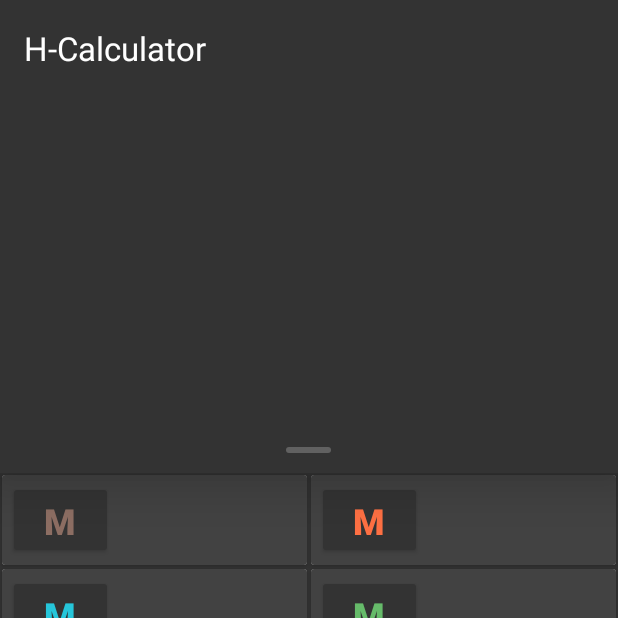
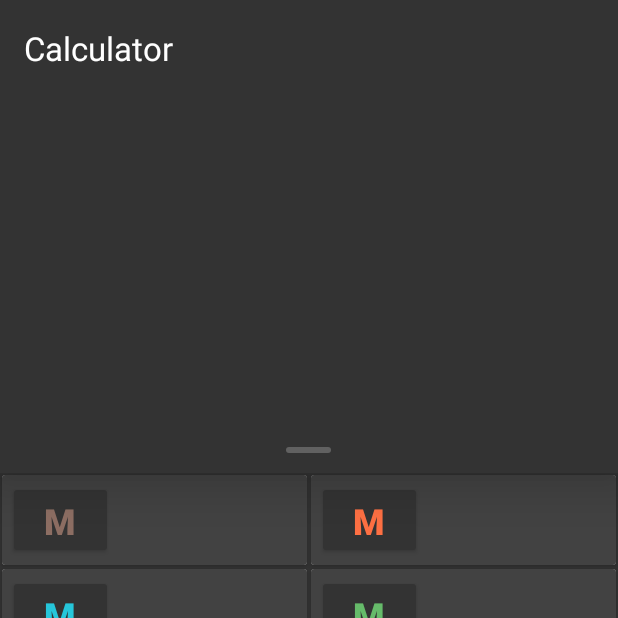
Before and after one commit to Hyuck9/H-Calculator2, an Android app: the screen it shows after launch (MainActivity), on a phone screen of 412 x 824 dp, the top half of it. Run offline under Robolectric (Android 15) with nearby library versions, the light colour scheme and no system bars; our stand-ins replace AdMob, Dagger/Hilt's generated code, Room's generated code, Timber, data binding; libraries missing offline, so code that uses them is left out: com.jakewharton.threetenabp, com.orhanobut.logger, splitties.resources.appStr, splitties.resources.str; plain views replace FButton; 10 statements that could not run were skipped.

Commit message:
o 타겟 33으로 변경 및 플레이콘솔 릴리즈 o 메모리버튼 marquee 설정 o 앱 이름 계산기M 으로 지정 o 기타 스크린샷, 이미지 등등 assets 추가

```diff
--- a/app/build.gradle
+++ b/app/build.gradle
@@ -11,9 +11,9 @@ android {
     defaultConfig {
         applicationId "me.hyuck9.calculator"
         minSdk 23
-        targetSdk 32
-        versionCode 1
-        versionName "1.0"
+        targetSdk 33
+        versionCode 3
+        versionName "1.0.0"
 
         testInstrumentationRunner "androidx.test.runner.AndroidJUnitRunner"
     }
--- a/app/src/main/AndroidManifest.xml
+++ b/app/src/main/AndroidManifest.xml
@@ -2,6 +2,8 @@
 <manifest xmlns:android="http://schemas.android.com/apk/res/android"
     xmlns:tools="http://schemas.android.com/tools"
     package="me.hyuck9.calculator">
+
+    <uses-permission android:name="com.google.android.gms.permission.AD_ID"/>
 
     <application
         android:name=".App"
--- a/app/src/main/java/me/hyuck9/calculator/view/ui/CalculatorFragment.kt
+++ b/app/src/main/java/me/hyuck9/calculator/view/ui/CalculatorFragment.kt
@@ -68,6 +68,10 @@ class CalculatorFragment : BaseFragment() {
 
 	private fun FragmentCalculatorBinding.bindViews() {
 		inputField.input.setOnTextSizeChangeListener(formulaOnTextSizeChangeListener)
+		layoutButtonMemory.tvM1.isSelected = true
+		layoutButtonMemory.tvM2.isSelected = true
+		layoutButtonMemory.tvM3.isSelected = true
+		layoutButtonMemory.tvM4.isSelected = true
 		childFragmentManager.beginTransaction()
 			.replace(R.id.historyContainer, historyFragment)
 			.commit()
--- a/app/src/main/java/me/hyuck9/calculator/view/ui/MainActivity.kt
+++ b/app/src/main/java/me/hyuck9/calculator/view/ui/MainActivity.kt
@@ -16,8 +16,8 @@ import me.hyuck9.calculator.view.viewmodel.CalculatorInputViewModel
 import me.hyuck9.calculator.view.viewmodel.HistoryViewModel
 import splitties.resources.str
 
-//const val ADMOB_AD_UNIT_ID = "ca-app-pub-3581307060625507/6810642041"
-const val ADMOB_AD_UNIT_ID = "ca-app-pub-3940256099942544/2247696110"
+const val ADMOB_AD_UNIT_ID = "ca-app-pub-3581307060625507/6810642041"
+//const val DEV_ADMOB_AD_UNIT_ID = "ca-app-pub-3940256099942544/2247696110"
 var currentNativeAd: NativeAd? = null
 
 @AndroidEntryPoint
@@ -38,6 +38,7 @@ class MainActivity : BaseActivity() {
 		super.onCreate(savedInstanceState)
 
 		binding.apply {
+			title = "Calculator"
 			bindViews()
 		}
 
--- a/app/src/main/res/layout/fragment_calculator.xml
+++ b/app/src/main/res/layout/fragment_calculator.xml
@@ -48,17 +48,6 @@
             app:layout_constraintEnd_toEndOf="parent"
             app:layout_constraintStart_toStartOf="parent" />
 
-
-        <!--<androidx.slidingpanelayout.widget.SlidingPaneLayout
-            android:id="@+id/slidingPaneLayout"
-            android:layout_width="match_parent"
-            android:layout_height="0dp"
-            app:layout_constraintBottom_toBottomOf="parent"
-            app:layout_constraintEnd_toEndOf="parent"
-            app:layout_constraintStart_toStartOf="parent"
-            app:layout_constraintTop_toTopOf="@id/layout_button_memory">
-
-        </androidx.slidingpanelayout.widget.SlidingPaneLayout>-->
 
         <me.hyuck9.calculator.view.custom.DraggablePanel
             android:id="@+id/draggablePanel"
--- a/app/src/main/res/layout/layout_button_memory.xml
+++ b/app/src/main/res/layout/layout_button_memory.xml
@@ -55,7 +55,9 @@
                     android:layout_width="match_parent"
                     android:layout_height="wrap_content"
                     android:layout_marginEnd="@dimen/margin_medium"
-                    android:lines="1"
+                    android:ellipsize="marquee"
+                    android:marqueeRepeatLimit="marquee_forever"
+                    android:singleLine="true"
                     android:text="@{ExpressionExtensionsKt.addComma(viewModel.memory[0])}"
                     android:textColor="@color/md_brown_400"
                     android:textSize="16sp"
@@ -102,7 +104,9 @@
                     android:layout_width="match_parent"
                     android:layout_height="wrap_content"
                     android:layout_marginEnd="@dimen/margin_medium"
-                    android:lines="1"
+                    android:ellipsize="marquee"
+                    android:marqueeRepeatLimit="marquee_forever"
+                    android:singleLine="true"
                     android:text="@{ExpressionExtensionsKt.addComma(viewModel.memory[1])}"
                     android:textColor="@color/md_deep_orange_400"
                     android:textSize="16sp"
@@ -149,7 +153,9 @@
                     android:layout_width="match_parent"
                     android:layout_height="wrap_content"
                     android:layout_marginEnd="@dimen/margin_medium"
-                    android:lines="1"
+                    android:ellipsize="marquee"
+                    android:marqueeRepeatLimit="marquee_forever"
+                    android:singleLine="true"
                     android:text="@{ExpressionExtensionsKt.addComma(viewModel.memory[2])}"
                     android:textColor="@color/md_cyan_400"
                     android:textSize="16sp"
@@ -196,7 +202,9 @@
                     android:layout_width="match_parent"
                     android:layout_height="wrap_content"
                     android:layout_marginEnd="@dimen/margin_medium"
-                    android:lines="1"
+                    android:ellipsize="marquee"
+                    android:marqueeRepeatLimit="marquee_forever"
+                    android:singleLine="true"
                     android:text="@{ExpressionExtensionsKt.addComma(viewModel.memory[3])}"
                     android:textColor="@color/md_green_400"
                     android:textSize="16sp"
--- a/app/src/main/res/values/strings.xml
+++ b/app/src/main/res/values/strings.xml
@@ -1,5 +1,5 @@
 <resources>
-    <string name="app_name">H-Calculator</string>
+    <string name="app_name">Calculator-M</string>
 
     <string name="digit_00">00</string>
     <string name="digit_0">0</string>
```
Also changed, not shown: 14 other files.
